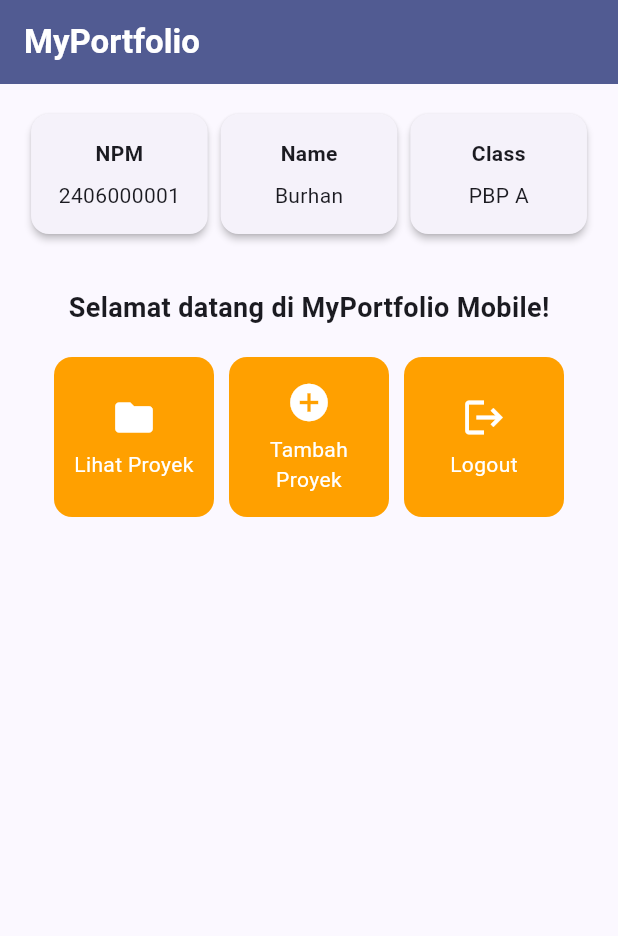
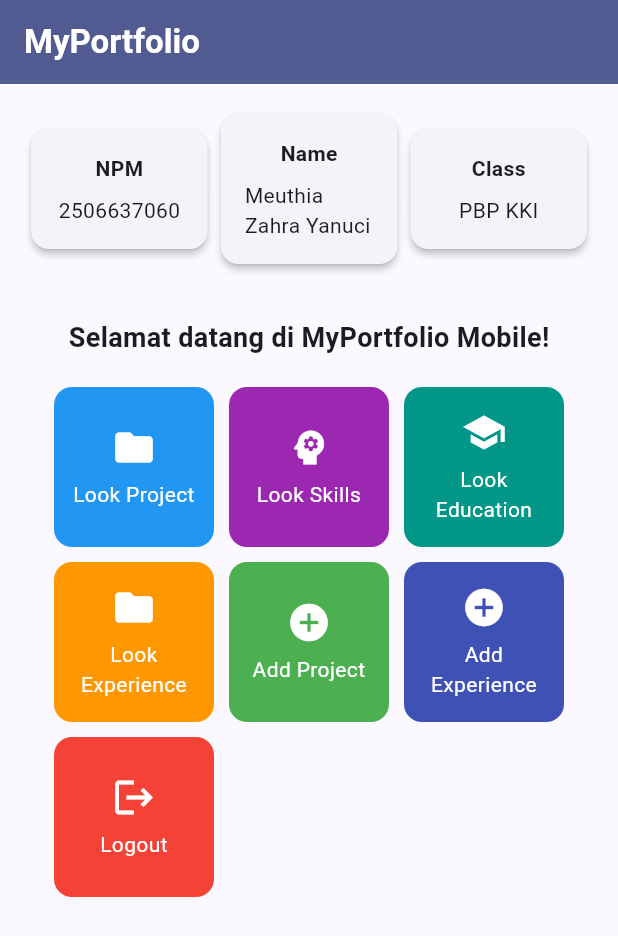
Before and after one commit to meuthiazahra-hub/myportofolio_mobile, a Flutter app: the screen it shows after launch, on a phone screen of 412 x 824 dp. Shown: the top 936 px of the screen. Run offline on Flutter 3.47's test engine with Material 3 defaults, Android fonts, the phone set to English and light mode, and no system bars.

Commit message:
feat: tambah atribut color pada ItemHomepage dan ItemCard

```diff
--- a/lib/menu.dart
+++ b/lib/menu.dart
@@ -1,15 +1,20 @@
 import 'package:flutter/material.dart';
+
 class MyHomePage extends StatelessWidget {
   MyHomePage({super.key});
 
-  final String npm = "2406000001";
-  final String nama = "Burhan";
-  final String kelas = "PBP A";
+  final String npm = "2506637060";
+  final String nama = "Meuthia Zahra Yanuci";
+  final String kelas = "PBP KKI";
 
   final List<ItemHomepage> items = [
-    ItemHomepage("Lihat Proyek", Icons.folder),
-    ItemHomepage("Tambah Proyek", Icons.add_circle),
-    ItemHomepage("Logout", Icons.logout),
+    ItemHomepage("Look Project", Icons.folder, Colors.blue),
+    ItemHomepage("Look Skills", Icons.psychology, Colors.purple),
+    ItemHomepage("Look Education", Icons.school, Colors.teal),
+    ItemHomepage("Look Experience", Icons.folder, Colors.orange),
+    ItemHomepage("Add Project", Icons.add_circle, Colors.green),
+    ItemHomepage("Add Experience", Icons.add_circle, Colors.indigo),
+    ItemHomepage("Logout", Icons.logout, Colors.red),
   ];
 
   @override
@@ -20,15 +25,14 @@ class MyHomePage extends StatelessWidget {
       appBar: AppBar(
         title: const Text(
           'MyPortfolio',
-          style: TextStyle(
-            color: Colors.white,
-            fontWeight: FontWeight.bold,
-          ),
+          style: TextStyle(color: Colors.white, fontWeight: FontWeight.bold),
         ),
         backgroundColor: Theme.of(context).colorScheme.primary,
       ),
       // Body halaman utama dengan padding di sekelilingnya.
-      body: Padding(
+      body: SingleChildScrollView(
+        // SingleChildScrollView memungkinkan konten halaman digulir jika melebihi tinggi layar
+        child: Padding(
           padding: const EdgeInsets.all(16.0),
           child: Column(
             crossAxisAlignment: CrossAxisAlignment.center,
@@ -62,7 +66,7 @@ class MyHomePage extends StatelessWidget {
 
                     // GridView menampilkan kartu tombol dalam tata letak kisi 3 kolom.
                     GridView.count(
-                    primary: true,
+                      primary: false,
                       padding: const EdgeInsets.all(20),
                       crossAxisSpacing: 10,
                       mainAxisSpacing: 10,
@@ -79,9 +83,11 @@ class MyHomePage extends StatelessWidget {
             ],
           ),
         ),
+      ),
     );
   }
 }
+
 class InfoCard extends StatelessWidget {
   // Kartu informasi yang menampilkan judul (title) dan isi (content).
   final String title;
@@ -101,10 +107,7 @@ class InfoCard extends StatelessWidget {
         // Menyusun teks title dan content secara vertikal.
         child: Column(
           children: [
-            Text(
-              title,
-              style: const TextStyle(fontWeight: FontWeight.bold),
-            ),
+            Text(title, style: const TextStyle(fontWeight: FontWeight.bold)),
             const SizedBox(height: 8.0),
             Text(content),
           ],
@@ -113,12 +116,15 @@ class InfoCard extends StatelessWidget {
     );
   }
 }
+
 class ItemHomepage {
   final String name;
   final IconData icon;
+  final Color color;
 
-  ItemHomepage(this.name, this.icon);
+  ItemHomepage(this.name, this.icon, this.color);
 }
+
 class ItemCard extends StatelessWidget {
   final ItemHomepage item;
 
@@ -128,7 +134,7 @@ class ItemCard extends StatelessWidget {
   Widget build(BuildContext context) {
     return Material(
       // Menggunakan warna sekunder dari skema tema aplikasi.
-      color: Theme.of(context).colorScheme.secondary,
+      color: item.color,
       borderRadius: BorderRadius.circular(12),
       child: InkWell(
         // Aksi ketika kartu ditekan oleh pengguna.
@@ -137,7 +143,9 @@ class ItemCard extends StatelessWidget {
           ScaffoldMessenger.of(context)
             ..hideCurrentSnackBar()
             ..showSnackBar(
-              SnackBar(content: Text("Kamu telah menekan tombol ${item.name}!"))
+              SnackBar(
+                content: Text("Kamu telah menekan tombol ${item.name}!"),
+              ),
             );
         },
         child: Container(
@@ -146,11 +154,7 @@ class ItemCard extends StatelessWidget {
             child: Column(
               mainAxisAlignment: MainAxisAlignment.center,
               children: [
-                Icon(
-                  item.icon,
-                  color: Colors.white,
-                  size: 30.0,
-                ),
+                Icon(item.icon, color: Colors.white, size: 30.0),
                 const Padding(padding: EdgeInsets.all(3)),
                 Text(
                   item.name,
```
Lines whose indentation alone changed are shown as unchanged.
